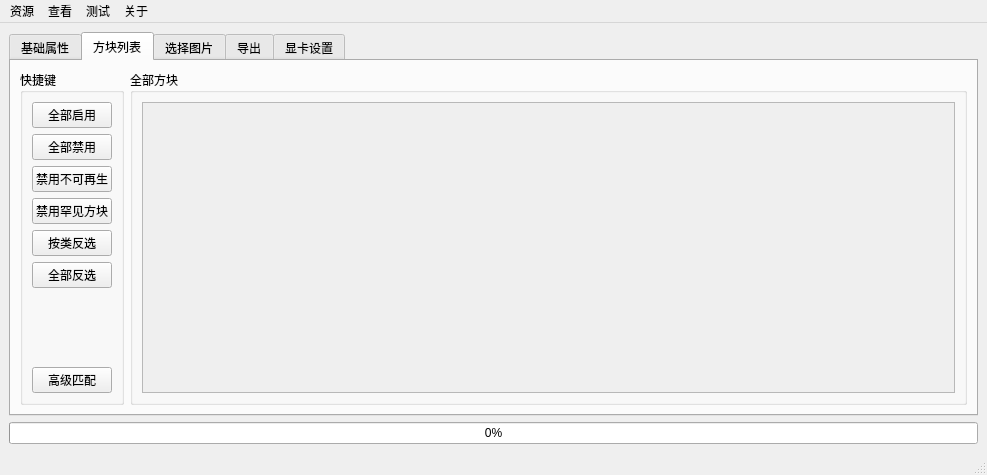
SlopeCraft/SlopeCraft, file VisualCraft/VCWind.ui: the form before one commit.
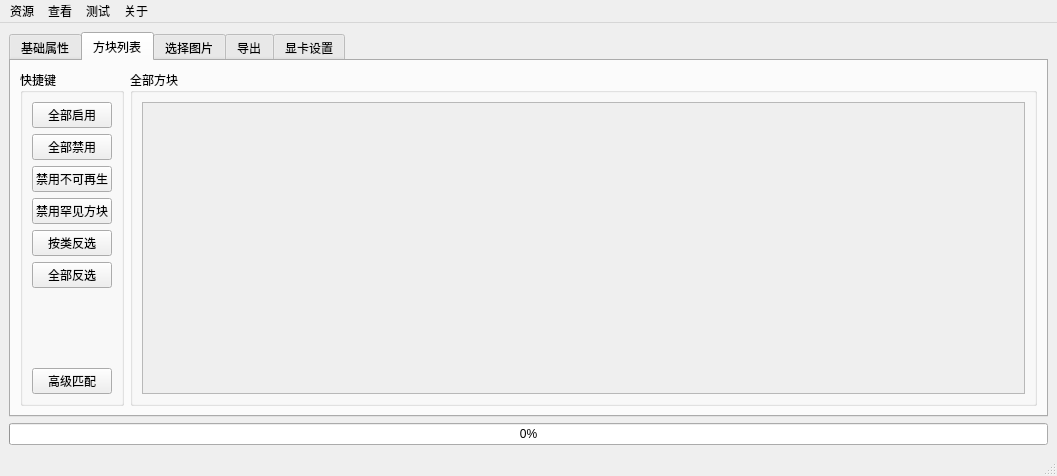
The form after the commit. The open tabs and pages were chosen to show the change.

What changed in the file:
```diff
--- a/VisualCraft/VCWind.ui
+++ b/VisualCraft/VCWind.ui
@@ -9,8 +9,8 @@
    <rect>
     <x>0</x>
     <y>0</y>
-    <width>987</width>
-    <height>475</height>
+    <width>1057</width>
+    <height>476</height>
    </rect>
   </property>
   <property name="font">
@@ -346,8 +346,8 @@
                  <rect>
                   <x>0</x>
                   <y>0</y>
-                  <width>815</width>
-                  <height>301</height>
+                  <width>861</width>
+                  <height>273</height>
                  </rect>
                 </property>
                 <layout class="QGridLayout" name="gl_sa_blocks"/>
@@ -1160,8 +1160,8 @@
     <rect>
      <x>0</x>
      <y>0</y>
-     <width>987</width>
-     <height>22</height>
+     <width>1057</width>
+     <height>27</height>
     </rect>
    </property>
    <property name="font">
```
